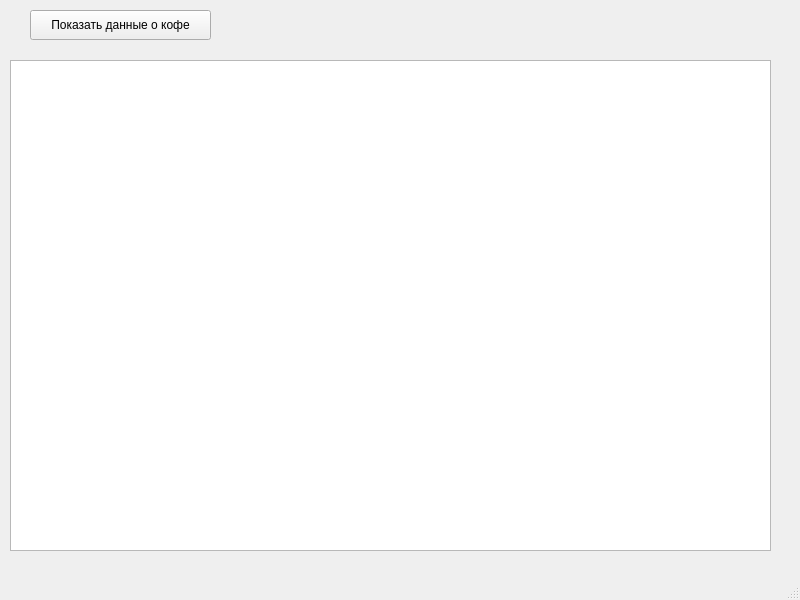
First picture: the form in main.ui, repository Marina-Glotova/git_project3, before the edit.
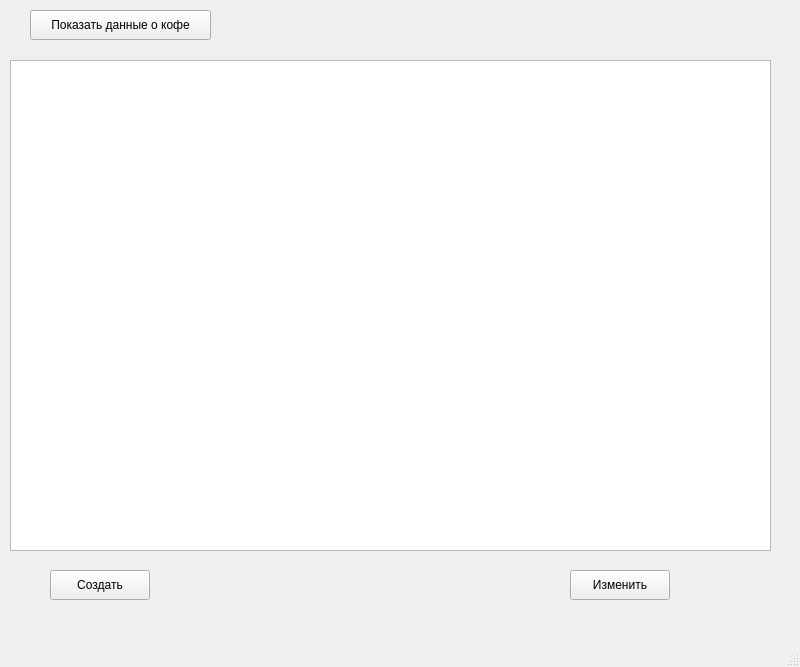
Second picture: the form after the edit.

The edit to the form file:
```diff
--- a/main.ui
+++ b/main.ui
@@ -7,7 +7,7 @@
     <x>0</x>
     <y>0</y>
     <width>800</width>
-    <height>600</height>
+    <height>667</height>
    </rect>
   </property>
   <property name="windowTitle">
@@ -37,6 +37,32 @@
      <string>Показать данные о кофе</string>
     </property>
    </widget>
+   <widget class="QPushButton" name="create">
+    <property name="geometry">
+     <rect>
+      <x>50</x>
+      <y>570</y>
+      <width>100</width>
+      <height>30</height>
+     </rect>
+    </property>
+    <property name="text">
+     <string>Создать</string>
+    </property>
+   </widget>
+   <widget class="QPushButton" name="update">
+    <property name="geometry">
+     <rect>
+      <x>570</x>
+      <y>570</y>
+      <width>100</width>
+      <height>30</height>
+     </rect>
+    </property>
+    <property name="text">
+     <string>Изменить</string>
+    </property>
+   </widget>
   </widget>
   <widget class="QMenuBar" name="menubar">
    <property name="geometry">
```
